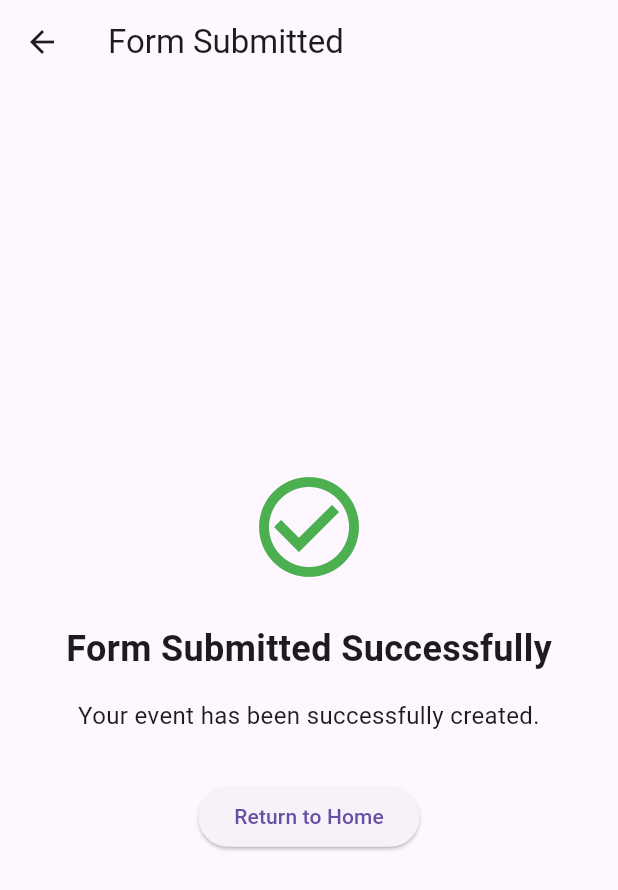
After one commit to zoskar/test-lab, a Flutter app: the FormSuccessPage screen opened directly, on a phone screen of 412 x 824 dp. The commit adds this screen. Shown: the top 890 px of the screen. Run offline on Flutter 3.47's test engine with Material 3 defaults, Android fonts, the light colour scheme and no system bars; our stand-ins replace bloc, firebase_auth, firebase_core, flutter_bloc, flutter_colorpicker, flutter_local_notifications and 6 more; missing offline and left inert: app_settings, mobile_scanner; accounts and stored records are empty.

Commit message:
add success page

```diff
--- a/lib/features/form/form_page.dart
+++ b/lib/features/form/form_page.dart
@@ -1,5 +1,6 @@
 import 'package:flutter/material.dart';
 import 'package:flutter_colorpicker/flutter_colorpicker.dart';
+import 'form_success_page.dart';
 
 class FormPage extends StatefulWidget {
   const FormPage({super.key});
@@ -122,8 +123,8 @@ class _FormPageState extends State<FormPage> {
   void _saveForm() {
     if (_formKey.currentState!.validate()) {
       _formKey.currentState!.save();
-      ScaffoldMessenger.of(context).showSnackBar(
-        const SnackBar(content: Text('Event saved successfully!')),
+      Navigator.of(context).push(
+        MaterialPageRoute<void>(builder: (context) => const FormSuccessPage()),
       );
     }
   }
--- /dev/null
+++ b/lib/features/form/form_success_page.dart
@@ -0,0 +1,42 @@
+import 'package:flutter/material.dart';
+
+class FormSuccessPage extends StatelessWidget {
+  const FormSuccessPage({super.key});
+
+  @override
+  Widget build(BuildContext context) {
+    return Scaffold(
+      appBar: AppBar(title: const Text('Form Submitted')),
+      body: Center(
+        child: Column(
+          mainAxisAlignment: MainAxisAlignment.center,
+          children: [
+            const Icon(
+              Icons.check_circle_outline,
+              color: Colors.green,
+              size: 80,
+            ),
+            const SizedBox(height: 24),
+            const Text(
+              'Form Submitted Successfully',
+              style: TextStyle(fontSize: 24, fontWeight: FontWeight.bold),
+            ),
+            const SizedBox(height: 16),
+            const Text(
+              'Your event has been successfully created.',
+              textAlign: TextAlign.center,
+              style: TextStyle(fontSize: 16),
+            ),
+            const SizedBox(height: 32),
+            ElevatedButton(
+              onPressed:
+                  () =>
+                      Navigator.of(context).popUntil(ModalRoute.withName('/')),
+              child: const Text('Return to Home'),
+            ),
+          ],
+        ),
+      ),
+    );
+  }
+}
```
